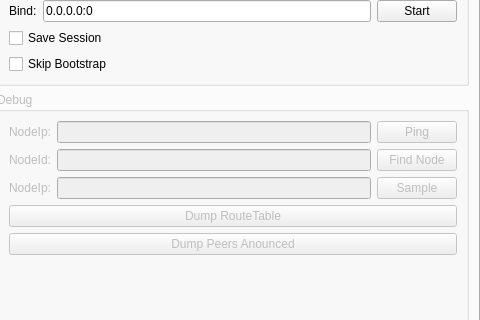
The window that ui/main.ui (BusyStudent/DHT) describes before a commit, drawn with Qt 5; both pictures show x 492 to 972 and y 92 to 412 of the 972 by 631 pixel window.
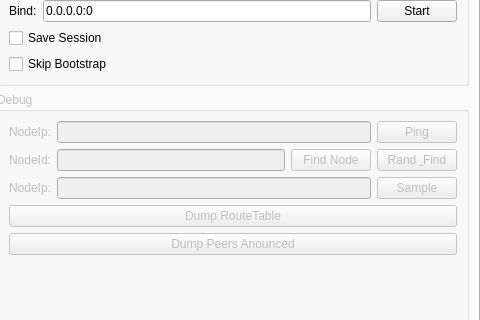
The same window after the commit. Custom widgets are drawn as their Qt base class.

```diff
--- a/ui/main.ui
+++ b/ui/main.ui
@@ -167,6 +167,13 @@
                </property>
               </widget>
              </item>
+             <item>
+              <widget class="QPushButton" name="randFindNodeButton">
+               <property name="text">
+                <string>Rand &amp; Find</string>
+               </property>
+              </widget>
+             </item>
             </layout>
            </item>
            <item>
@@ -384,6 +391,11 @@
    <extends>QListWidget</extends>
    <header>ui/widgets/info_hash_list_widget.hpp</header>
   </customwidget>
+  <customwidget>
+   <class>LogListWidget</class>
+   <extends>QListWidget</extends>
+   <header>ui/widgets/log_list_widget.hpp</header>
+  </customwidget>
  </customwidgets>
  <resources/>
  <connections/>
```
Left out of the diff: 9 changed lines with no effect on the pictures.
